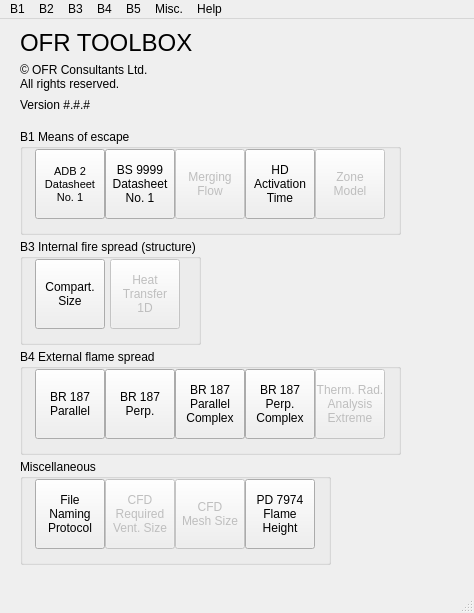
Before: the Qt Designer form fseutil/guilayout/ui/main.ui in fsepy/fseutil, drawn with Qt 5.
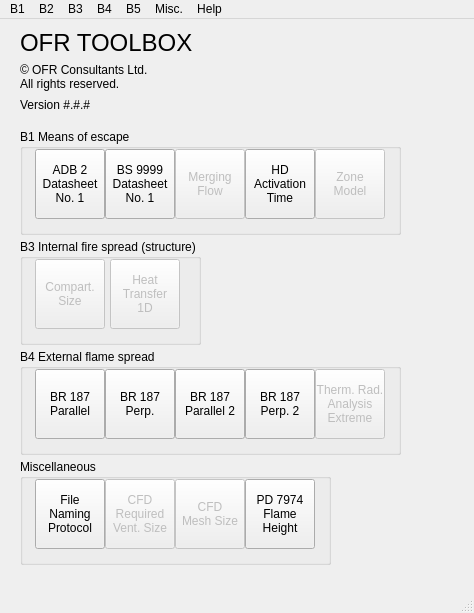
After: the same form once the commit is applied. Icons and pictures are not drawn.

Patch:
```diff
--- a/fseutil/guilayout/ui/main.ui
+++ b/fseutil/guilayout/ui/main.ui
@@ -30,6 +30,9 @@
      <string>B3 Internal fire spread (structure)</string>
     </property>
     <widget class="QPushButton" name="b4_01_br187_parallel_7">
+     <property name="enabled">
+      <bool>false</bool>
+     </property>
      <property name="geometry">
       <rect>
        <x>15</x>
@@ -147,15 +150,6 @@
        <height>70</height>
       </rect>
      </property>
-     <property name="font">
-      <font>
-       <pointsize>8</pointsize>
-       <kerning>true</kerning>
-      </font>
-     </property>
-     <property name="cursor">
-      <cursorShape>ArrowCursor</cursorShape>
-     </property>
      <property name="text">
       <string>ADB 2
 Datasheet
@@ -301,8 +295,7 @@
      </property>
      <property name="text">
       <string>BR 187
-Parallel
-Complex</string>
+Parallel 2</string>
      </property>
     </widget>
     <widget class="QPushButton" name="pushButton_0404_br187_perpendicular_complex">
@@ -316,8 +309,7 @@
      </property>
      <property name="text">
       <string>BR 187
-Perp.
-Complex</string>
+Perp. 2</string>
      </property>
     </widget>
     <widget class="QPushButton" name="pushButton_0404_br187_perpendicular_complex_2">
```
